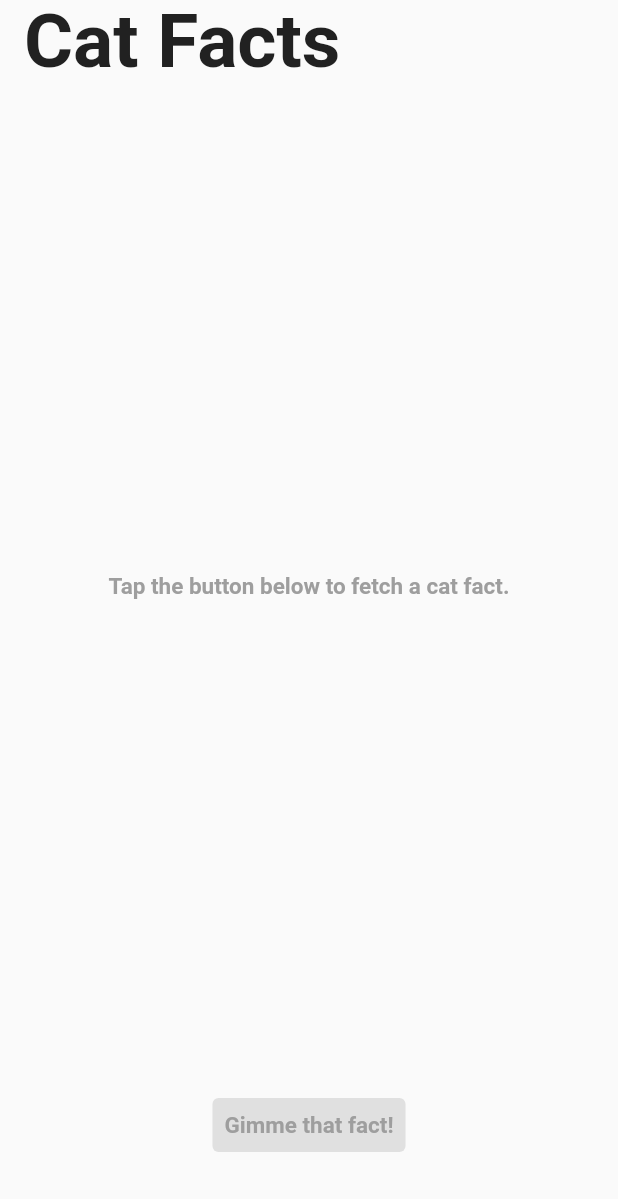
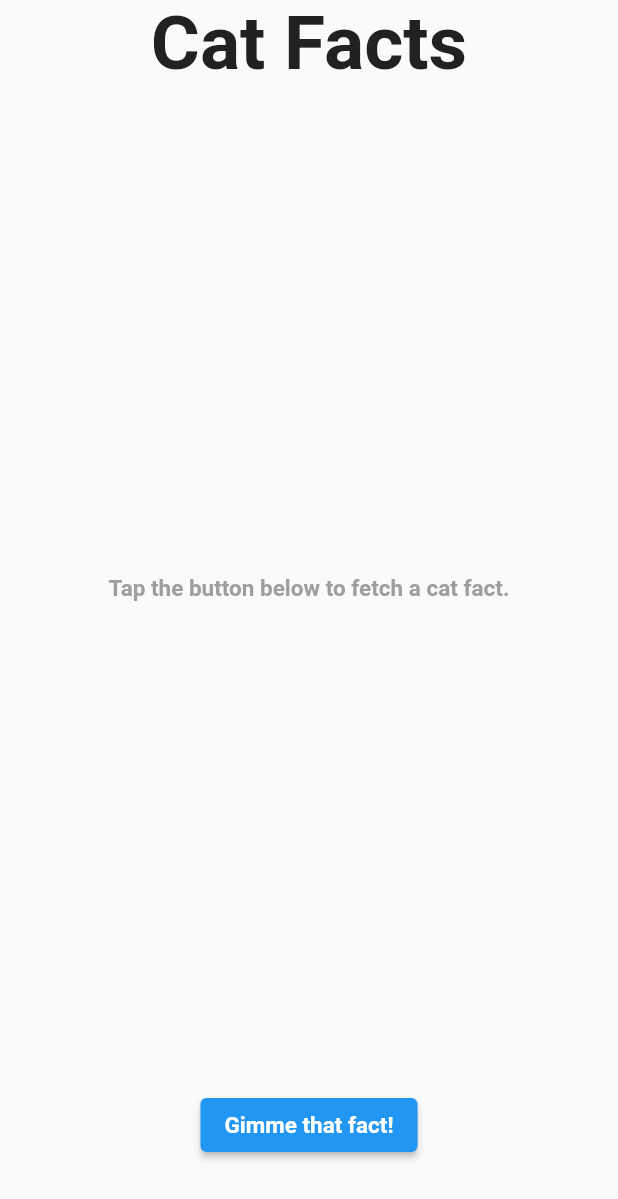
Before and after one commit to pereiraandre/cat_facts, a Flutter app: the screen it shows after launch, on a phone screen of 412 x 824 dp. Shown: the top 1199 px of the screen. Run offline on Flutter 3.47's test engine with Material 2 defaults, Android fonts, the phone set to English and light mode, and no system bars; our stand-ins replace bloc, flutter_bloc, fluttertoast.

```diff
--- a/lib/cubit/get_facts_cubit.dart
+++ b/lib/cubit/get_facts_cubit.dart
@@ -1,4 +1,5 @@
 import 'package:bloc/bloc.dart';
+
 import 'package:cat_facts/service/cat_facts.dart';
 import 'package:meta/meta.dart';
 
@@ -8,12 +9,14 @@ class GetFactsCubit extends Cubit<GetFactsState> {
   GetFactsCubit() : super(GetFactsInitial());
 
   void getFacts() {
+    var lastState = state;
     emit(GetFactsLoading());
     Future.delayed(const Duration(seconds: 3), () async {
       try {
         emit(GetFactsLoaded(catFacts: await FactsService().getFacts()));
       } catch (e) {
         emit(GetFactsError(errorMessage: e.toString()));
+        emit(lastState);
       }
     });
   }
--- a/lib/screens/home_page.dart
+++ b/lib/screens/home_page.dart
@@ -1,6 +1,7 @@
 import 'package:cat_facts/cubit/get_facts_cubit.dart';
 import 'package:flutter/material.dart';
 import 'package:flutter_bloc/flutter_bloc.dart';
+import 'package:fluttertoast/fluttertoast.dart';
 
 class HomePage extends StatelessWidget {
   const HomePage({Key? key}) : super(key: key);
@@ -8,63 +9,69 @@ class HomePage extends StatelessWidget {
   @override
   Widget build(BuildContext context) {
     return Scaffold(
-      appBar: AppBar(
-        backgroundColor: Colors.transparent,
-        elevation: 0,
-        title: Text(
+        body: SafeArea(
+      child: Center(
+        child: Column(
+          children: [
+            Text(
               'Cat Facts',
               style: TextStyle(
                   color: Colors.grey.shade900,
                   fontWeight: FontWeight.bold,
                   fontSize: 50),
             ),
-      ),
-      body: BlocBuilder<GetFactsCubit, GetFactsState>(
+            const Spacer(),
+            BlocConsumer<GetFactsCubit, GetFactsState>(
+              listenWhen: (oldState, newState) => newState is GetFactsError ,
+              listener: (context, state){
+                if (state is GetFactsError) {
+                Fluttertoast.showToast(msg: state.errorMessage.toString(),
+                gravity: ToastGravity.BOTTOM);
+                }
+              },
+              buildWhen: (oldState, newState) => newState is GetFactsLoading || newState is GetFactsLoaded,
               builder: (context, state) {
                 String finalFacts = 'Tap the button below to fetch a cat fact.';
-          if (state is GetFactsLoaded) {
+                if (state is GetFactsLoading) {
+                  return const Center(
+                    child: CircularProgressIndicator(
+                      color: Colors.grey,
+                    ),
+                  );
+                } else if (state is GetFactsLoaded) {
                   finalFacts = state.catFacts.facts;
-          } else if (state is GetFactsError) {
-            finalFacts = state.errorMessage;
                 }
-          return Center(
-            child: Column(
-              children: [
-                const Spacer(),
-                Container(
-                  padding: const EdgeInsets.only(left: 15.0, right: 15.0),
-                  child: state is GetFactsLoading
-                      ? const CircularProgressIndicator(
-                          color: Colors.grey,
-                        )
-                      : Text(
+                return Padding(
+                  padding: const EdgeInsets.only(right: 15.0, left: 15.0),
+                  child: Text(
                     finalFacts,
                     style: const TextStyle(
                         color: Colors.grey,
                         fontWeight: FontWeight.bold,
                         fontSize: 15),
                   ),
+                );
+              },
             ),
             const Spacer(),
-                TextButton(
+            ElevatedButton(
               onPressed: () {
                 BlocProvider.of<GetFactsCubit>(context).getFacts();
               },
-                  style: ButtonStyle(
-                      backgroundColor:
-                          MaterialStatePropertyAll(Colors.grey.shade300)),
-                  child: const Text('Gimme that fact!',
+              style: const ButtonStyle(
+                  backgroundColor: MaterialStatePropertyAll(Colors.blue)),
+              child: const Text(
+                'Gimme that fact!',
                 style: TextStyle(
-                          color: Colors.grey,
+                    color: Colors.white,
                     fontWeight: FontWeight.bold,
-                          fontSize: 15)),
+                    fontSize: 15),
               ),
-                const SizedBox(height: 50.0),
+            ),
+            const SizedBox(height: 50.0,),
           ],
         ),
-          );
-        },
       ),
-    );
+    ));
   }
 }
```
Lines whose indentation alone changed are shown as unchanged.
